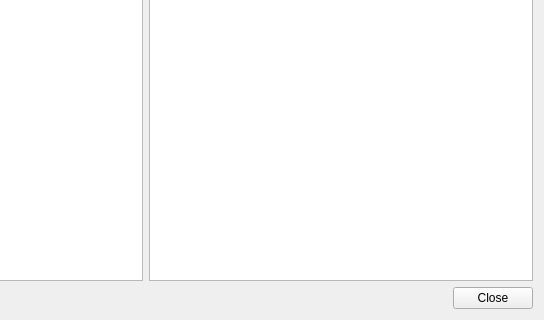
This is categories.ui in TomasdelaBarra/QTRANUS as Qt 5 draws it before an edit; both pictures show x 252 to 796 and y 141 to 461 of the 796 by 461 pixel window. The edited form follows.
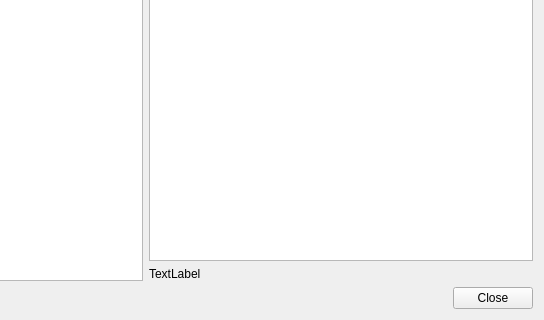
This is the edited form. Icons and pictures are not drawn.

```diff
--- a/categories.ui
+++ b/categories.ui
@@ -101,6 +101,13 @@
            <item>
             <widget class="QTreeView" name="categories_tree"/>
            </item>
+           <item>
+            <widget class="QLabel" name="total_items_categories">
+             <property name="text">
+              <string>TextLabel</string>
+             </property>
+            </widget>
+           </item>
           </layout>
          </item>
         </layout>
```
